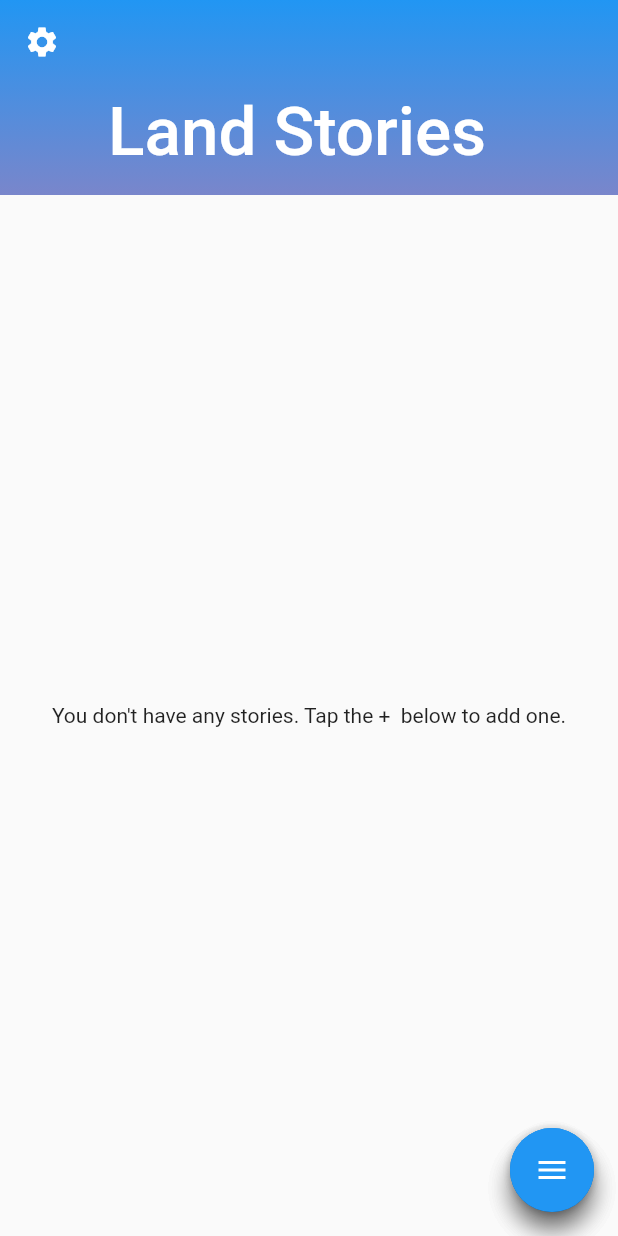
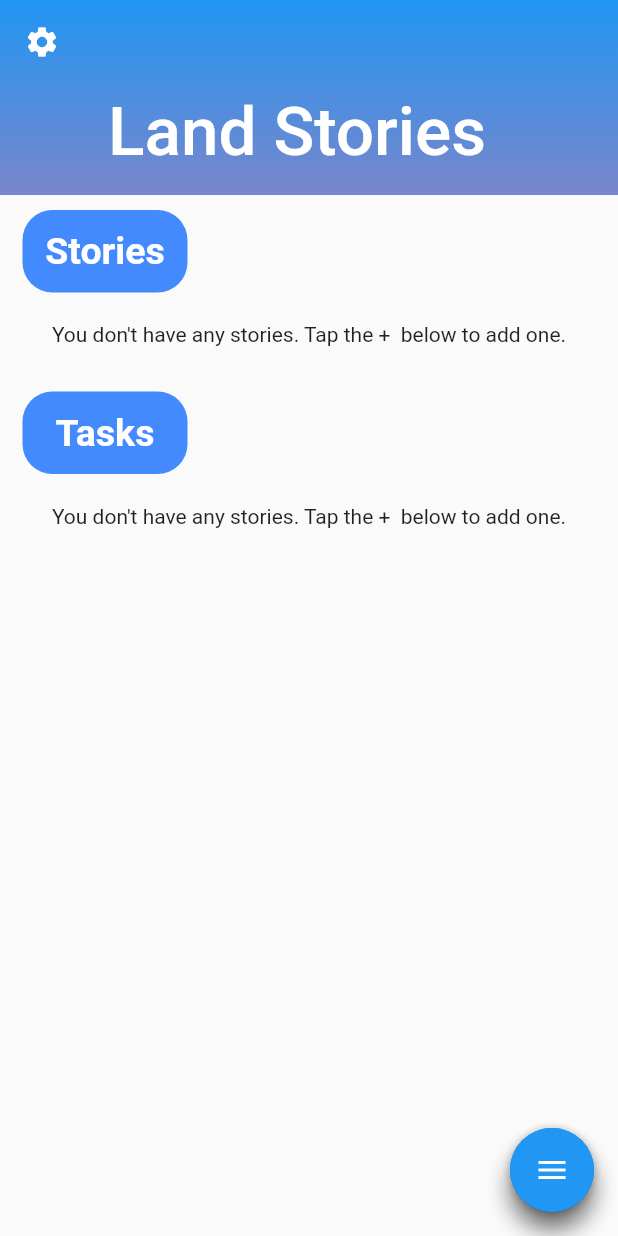
Before and after one commit to bradystroud/LandStories, a Flutter app: the screen it shows after launch, on a phone screen of 412 x 824 dp. Run offline on Flutter 3.47's test engine with Material 2 defaults, Android fonts, the phone set to English and light mode, and no system bars; our stand-ins replace flutter_platform_widgets, geolocator, scroll_snap_list, sqflite; accounts and stored records are empty.

```diff
--- a/app/land_stories/lib/pages/modify.dart
+++ b/app/land_stories/lib/pages/modify.dart
@@ -33,6 +33,9 @@ class _ModifyState extends State<Modify> {
           children: <Widget>[
             TextFieldWidget(story.heading, 30, controller1),
             TextFieldWidget(story.context, 100, controller2),
+            Row(
+              mainAxisAlignment: MainAxisAlignment.spaceEvenly,
+              children: <Widget>[
                 FlatButton(
                   onPressed: () async {
                     Story modifiedStory = Story(
@@ -61,6 +64,9 @@ class _ModifyState extends State<Modify> {
             ),
               ],
             ),
+
+          ],
+        ),
       ),
     );
   }
--- a/app/land_stories/lib/widgets/StoryView.dart
+++ b/app/land_stories/lib/widgets/StoryView.dart
@@ -1,5 +1,6 @@
 import 'package:flutter/material.dart';
 import 'package:flutter/rendering.dart';
+import 'package:land_stories/widgets/heading.dart';
 import 'package:scroll_snap_list/scroll_snap_list.dart';
 
 import '../Database/Database.dart';
@@ -22,6 +23,32 @@ class _StoryViewState extends State<StoryView> {
 
   @override
   Widget build(BuildContext context) {
+    return Column(
+      children: <Widget>[
+       Heading("Stories"),
+        FutureVScrollList(),
+        Heading("Tasks"),
+        FutureVScrollList(),
+      ],
+    );
+  }
+}
+
+class FutureVScrollList extends StatefulWidget {
+  @override
+  _FutureVScrollListState createState() => _FutureVScrollListState();
+}
+
+class _FutureVScrollListState extends State<FutureVScrollList> {
+    int _focusedIndex = 0;
+
+  void _onItemFocus(int index) {
+    setState(() {
+      _focusedIndex = index;
+    });
+  }
+  @override
+  Widget build(BuildContext context) {
     return FutureBuilder<List<Story>>(
       future: DBProvider.db.getAllStories(),
       builder: (BuildContext context, AsyncSnapshot<List<Story>> snapshot) {
@@ -42,21 +69,14 @@ class _StoryViewState extends State<StoryView> {
             return Column(
               children: <Widget>[
                 Container(
-                  margin: EdgeInsets.symmetric(vertical: 20.0),
+                  margin: EdgeInsets.symmetric(vertical: 10.0),
                   height: 200,
                   child: Padding(
-                    padding: const EdgeInsets.all(8.0),
+                    padding: const EdgeInsets.only(left: 8.0, right: 8.0),
                     child: ScrollSnapList(
                       itemSize: 220,
                       onItemFocus: _onItemFocus,
                       scrollDirection: Axis.horizontal,
-                      //TODO: Need to make horizontal scrolling list
-                      // separatorBuilder: (context, index) => Divider(
-                      //   color: Colors.grey,
-                      //   thickness: 0.15,
-                      //   indent: 10,
-                      //   endIndent: 10,
-                      // ),
                       itemCount: snapshot.data.length,
                       itemBuilder: (BuildContext context, int index) {
                         Story item = snapshot.data[index];
@@ -76,7 +96,6 @@ class _StoryViewState extends State<StoryView> {
                                 child: Card(
                                   color: Colors.blueAccent,
                                   child: Row(children: [
-                                    //TODO: This widget was taken from another project. it was originally used as a traditional vertical scrolling view. I need to get all the functionality from the commented out sections onto this Horizontal scroll view. ListView() doesnt like horizontal scrolling but still accepts the parameter.
                                     Padding(
                                       padding: const EdgeInsets.all(8.0),
                                       child: Column(
@@ -90,7 +109,8 @@ class _StoryViewState extends State<StoryView> {
                                               style: TextStyle(
                                                 fontSize: 18,
                                                 fontWeight: FontWeight.bold,
-                                              ), //TODO: bold doesnt work on ipad on current os versions
+                                                color: Colors.white,
+                                              ),
                                             ),
                                           ),
                                           Container(
--- /dev/null
+++ b/app/land_stories/lib/widgets/heading.dart
@@ -0,0 +1,42 @@
+import 'package:flutter/material.dart';
+
+class Heading extends StatelessWidget {
+  final String heading;
+
+  Heading(this.heading);
+
+  @override
+  Widget build(BuildContext context) {
+    return Padding(
+      padding: const EdgeInsets.only(left: 15.0),
+      child: Row(
+        mainAxisAlignment: MainAxisAlignment.start,
+        children: <Widget>[
+          Padding(
+            padding: const EdgeInsets.only(top: 10),
+            child: Container(
+              margin: EdgeInsets.only(right: 200.0),
+              width: 110.0,
+              height: 55.0,
+              child: Container(
+                child: Center(
+                    child: Text(
+                  heading,
+                  style: TextStyle(
+                    fontWeight: FontWeight.bold,
+                    fontSize: 25,
+                    color: Colors.white,
+                  ),
+                )),
+                decoration: new BoxDecoration(
+                    color: Colors.blueAccent,
+                    shape: BoxShape.rectangle,
+                    borderRadius: BorderRadius.all(Radius.circular(20.0))),
+              ),
+            ),
+          ),
+        ],
+      ),
+    );
+  }
+}
```
Also changed, not shown: app/land_stories/lib/Database/getW3W.dart (+8 -8 lines), app/land_stories/lib/pages/newStory.dart (+38 -74 lines), 1 other file. Lines whose indentation alone changed are shown as unchanged.
